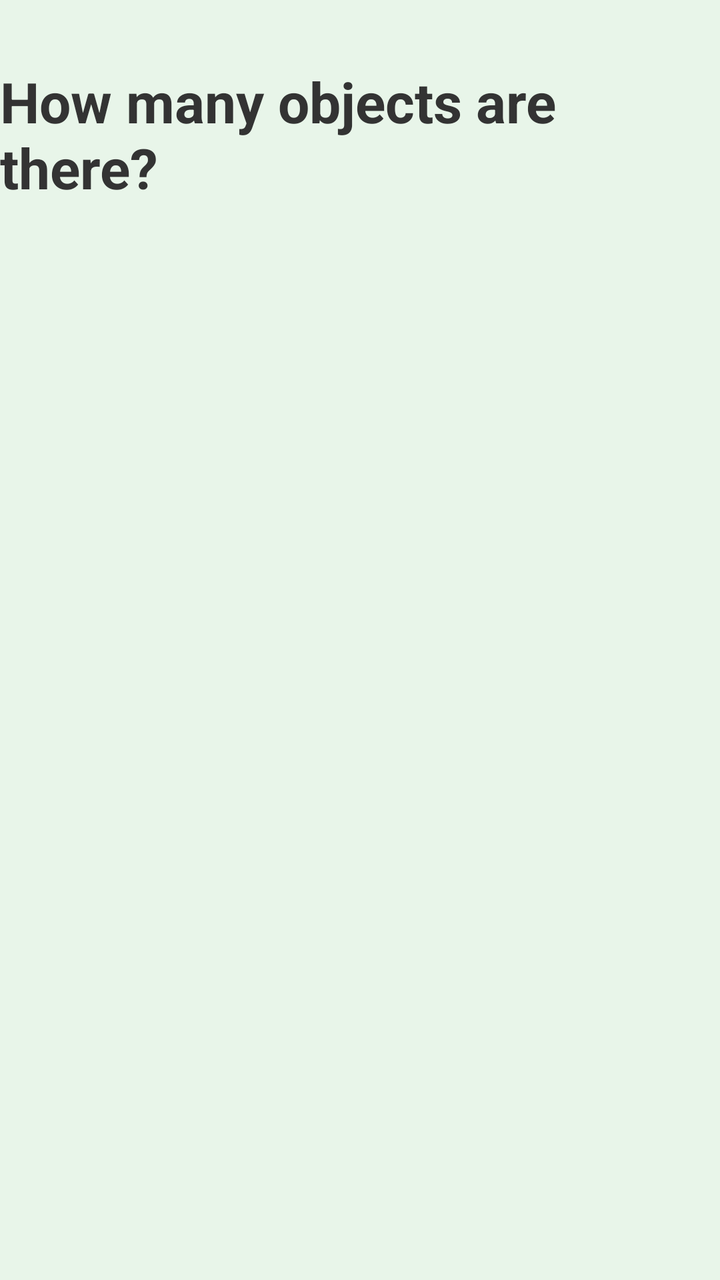
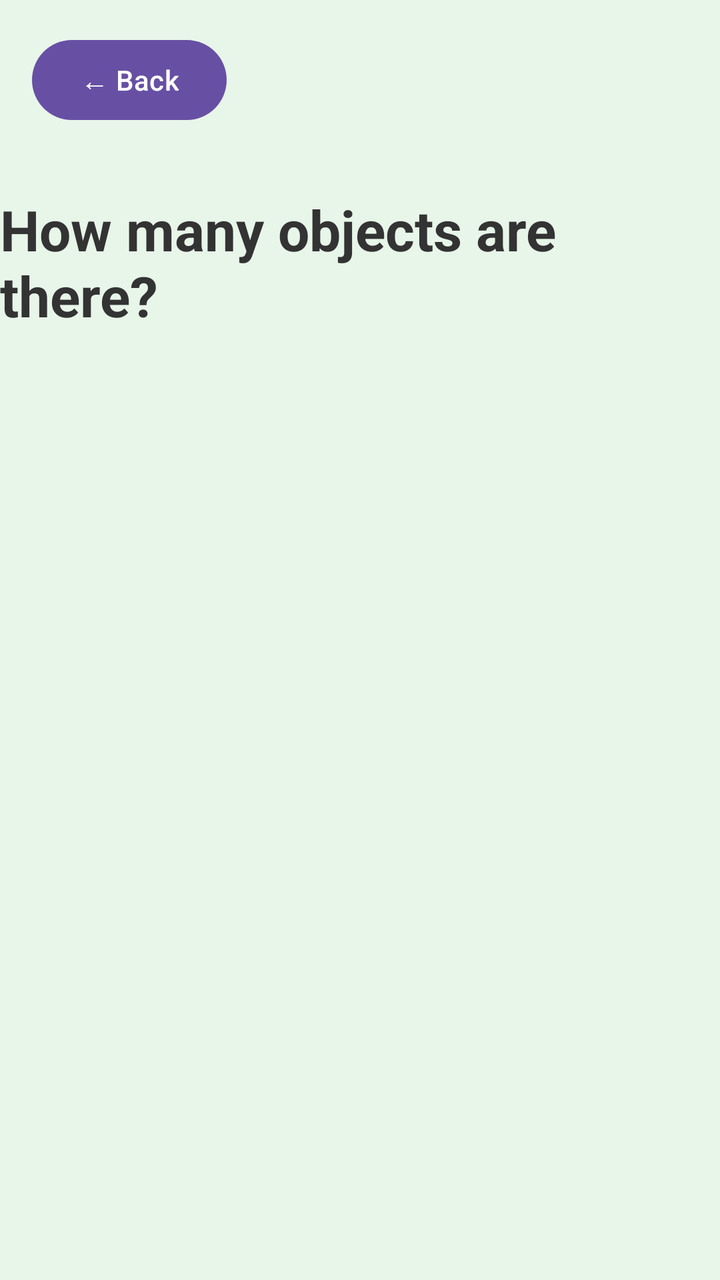

Compare the two renders of this Android layout. The source of the first and the diff that turns it into the second are given below.
<!-- AndroidManifest.xml: application theme Theme.P1Chai_Boon_Hong2206806 -->
<!-- res/layout/activity_association.xml -->
<?xml version="1.0" encoding="utf-8"?>
<androidx.constraintlayout.widget.ConstraintLayout xmlns:android="http://schemas.android.com/apk/res/android"
    xmlns:app="http://schemas.android.com/apk/res-auto"
    xmlns:tools="http://schemas.android.com/tools"
    android:layout_width="match_parent"
    android:layout_height="match_parent"
    android:background="#E8F5E9"
    tools:context=".AssociationActivity">

    <TextView
        android:id="@+id/tvInstruction"
        android:layout_width="wrap_content"
        android:layout_height="wrap_content"
        android:layout_marginTop="32dp"
        android:text="How many objects are there?"
        android:textColor="#333"
        android:textSize="28sp"
        android:textStyle="bold"
        app:layout_constraintEnd_toEndOf="parent"
        app:layout_constraintStart_toStartOf="parent"
        app:layout_constraintTop_toTopOf="parent" />

    <GridLayout
        android:id="@+id/objectsGridLayout"
        android:layout_width="wrap_content"
        android:layout_height="wrap_content"
        android:layout_marginTop="32dp"
        android:columnCount="3"
        app:layout_constraintEnd_toEndOf="parent"
        app:layout_constraintStart_toStartOf="parent"
        app:layout_constraintTop_toBottomOf="@id/tvInstruction" />

    <LinearLayout
        android:id="@+id/optionsContainerLayout"
        android:layout_width="wrap_content"
        android:layout_height="wrap_content"
        android:layout_marginTop="32dp"
        android:orientation="horizontal"
        app:layout_constraintEnd_toEndOf="parent"
        app:layout_constraintStart_toStartOf="parent"
        app:layout_constraintTop_toBottomOf="@id/objectsGridLayout" />

</androidx.constraintlayout.widget.ConstraintLayout>
<!-- resources referenced by this layout -->
<resources>
  <style name="Theme.P1Chai_Boon_Hong2206806" parent="Base.Theme.P1Chai_Boon_Hong2206806" />
  <style name="Base.Theme.P1Chai_Boon_Hong2206806" parent="Theme.Material3.DayNight.NoActionBar">
          
          
      </style>
</resources>

<!-- the commit's change to res/layout/activity_association.xml (unified diff, before → after) -->
@@ -5,7 +5,17 @@
     android:layout_width="match_parent"
     android:layout_height="match_parent"
     android:background="#E8F5E9"
+    android:fitsSystemWindows="true"
     tools:context=".AssociationActivity">
+
+    <Button
+        android:id="@+id/btnBack"
+        android:layout_width="wrap_content"
+        android:layout_height="wrap_content"
+        android:text="← Back"
+        android:layout_margin="16dp"
+        app:layout_constraintStart_toStartOf="parent"
+        app:layout_constraintTop_toTopOf="parent" />
 
     <TextView
         android:id="@+id/tvInstruction"
@@ -18,7 +28,7 @@
         android:textStyle="bold"
         app:layout_constraintEnd_toEndOf="parent"
         app:layout_constraintStart_toStartOf="parent"
-        app:layout_constraintTop_toTopOf="parent" />
+        app:layout_constraintTop_toBottomOf="@id/btnBack" />
 
     <GridLayout
         android:id="@+id/objectsGridLayout"
